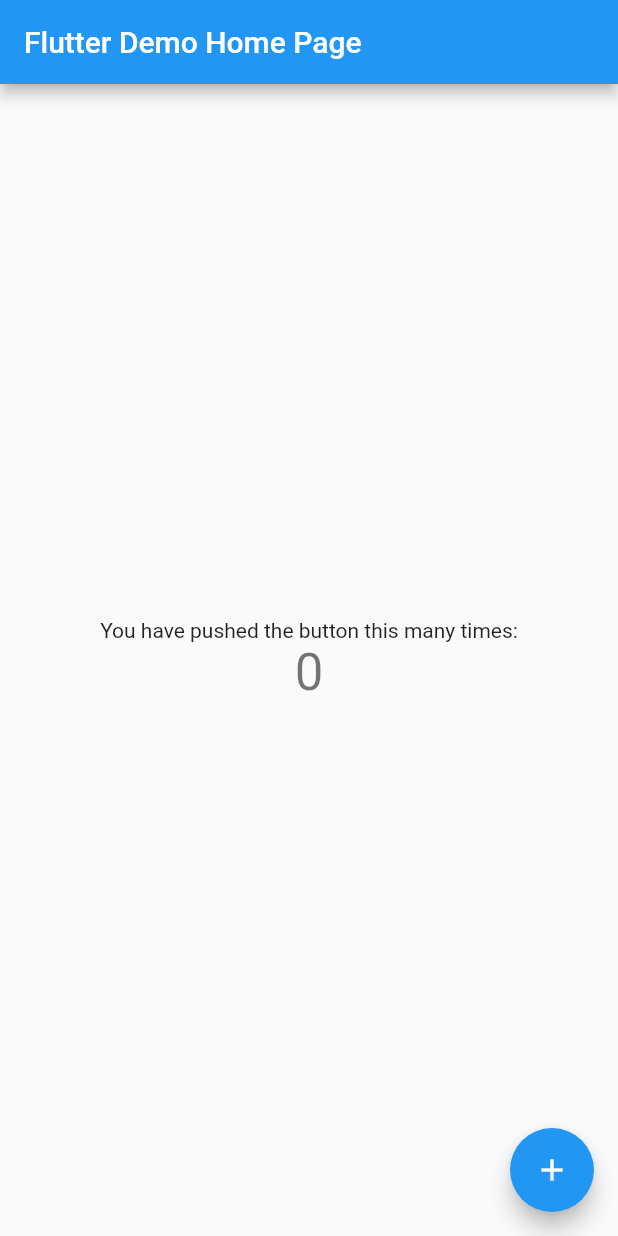
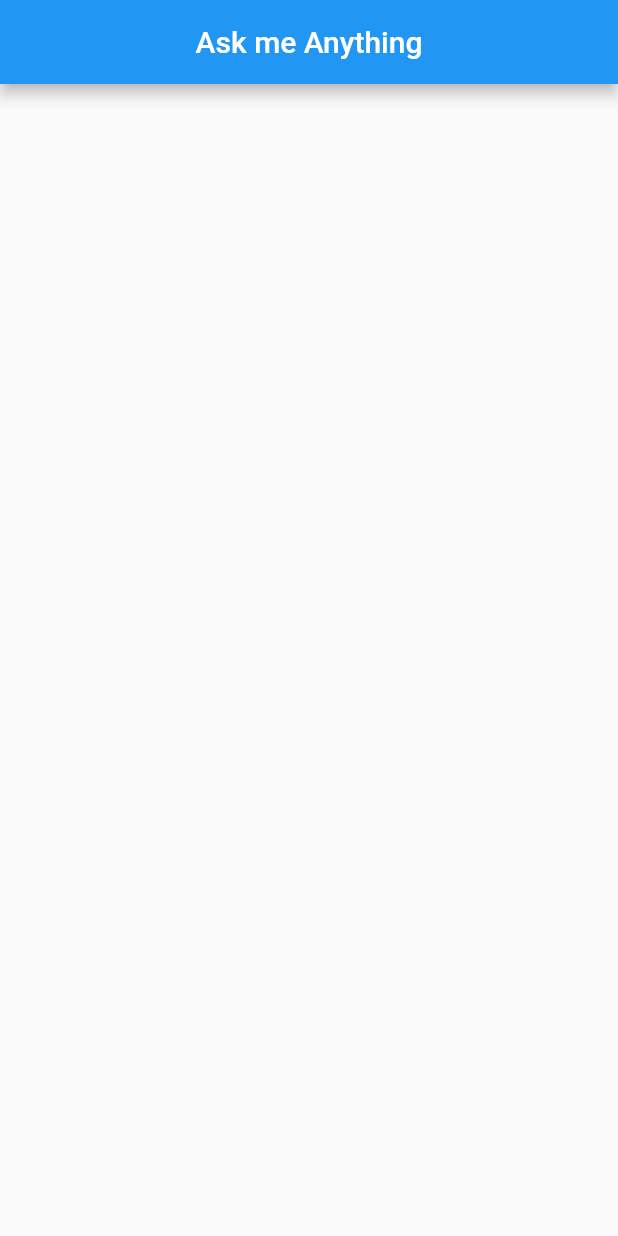
Before and after one commit to vijai-ks/Magic_Balls, a Flutter app: the screen it shows after launch, on a phone screen of 412 x 824 dp. Run offline on Flutter 3.47's test engine with Material 2 defaults, Android fonts, the phone set to English and light mode, and no system bars.

```diff
--- a/lib/main.dart
+++ b/lib/main.dart
@@ -1,113 +1,25 @@
 import 'package:flutter/material.dart';
 
 void main() {
-  runApp(MyApp());
+  runApp(Magic_Balls());
 }
 
-class MyApp extends StatelessWidget {
-  // This widget is the root of your application.
+class Magic_Balls extends StatefulWidget {
+  @override
+  _Magic_BallsState createState() => _Magic_BallsState();
+}
+
+class _Magic_BallsState extends State<Magic_Balls> {
   @override
   Widget build(BuildContext context) {
     return MaterialApp(
-      title: 'Flutter Demo',
-      theme: ThemeData(
-        // This is the theme of your application.
-        //
-        // Try running your application with "flutter run". You'll see the
-        // application has a blue toolbar. Then, without quitting the app, try
-        // changing the primarySwatch below to Colors.green and then invoke
-        // "hot reload" (press "r" in the console where you ran "flutter run",
-        // or simply save your changes to "hot reload" in a Flutter IDE).
-        // Notice that the counter didn't reset back to zero; the application
-        // is not restarted.
-        primarySwatch: Colors.blue,
+      home: Scaffold(
+        appBar: AppBar(
+          title: Center(
+            child: Text('Ask me Anything'),
+          ),
+        ),
       ),
-      home: MyHomePage(title: 'Flutter Demo Home Page'),
     );
   }
 }
-
-class MyHomePage extends StatefulWidget {
-  MyHomePage({Key? key, required this.title}) : super(key: key);
-
-  // This widget is the home page of your application. It is stateful, meaning
-  // that it has a State object (defined below) that contains fields that affect
-  // how it looks.
-
-  // This class is the configuration for the state. It holds the values (in this
-  // case the title) provided by the parent (in this case the App widget) and
-  // used by the build method of the State. Fields in a Widget subclass are
-  // always marked "final".
-
-  final String title;
-
-  @override
-  _MyHomePageState createState() => _MyHomePageState();
-}
-
-class _MyHomePageState extends State<MyHomePage> {
-  int _counter = 0;
-
-  void _incrementCounter() {
-    setState(() {
-      // This call to setState tells the Flutter framework that something has
-      // changed in this State, which causes it to rerun the build method below
-      // so that the display can reflect the updated values. If we changed
-      // _counter without calling setState(), then the build method would not be
-      // called again, and so nothing would appear to happen.
-      _counter++;
-    });
-  }
-
-  @override
-  Widget build(BuildContext context) {
-    // This method is rerun every time setState is called, for instance as done
-    // by the _incrementCounter method above.
-    //
-    // The Flutter framework has been optimized to make rerunning build methods
-    // fast, so that you can just rebuild anything that needs updating rather
-    // than having to individually change instances of widgets.
-    return Scaffold(
-      appBar: AppBar(
-        // Here we take the value from the MyHomePage object that was created by
-        // the App.build method, and use it to set our appbar title.
-        title: Text(widget.title),
-      ),
-      body: Center(
-        // Center is a layout widget. It takes a single child and positions it
-        // in the middle of the parent.
-        child: Column(
-          // Column is also a layout widget. It takes a list of children and
-          // arranges them vertically. By default, it sizes itself to fit its
-          // children horizontally, and tries to be as tall as its parent.
-          //
-          // Invoke "debug painting" (press "p" in the console, choose the
-          // "Toggle Debug Paint" action from the Flutter Inspector in Android
-          // Studio, or the "Toggle Debug Paint" command in Visual Studio Code)
-          // to see the wireframe for each widget.
-          //
-          // Column has various properties to control how it sizes itself and
-          // how it positions its children. Here we use mainAxisAlignment to
-          // center the children vertically; the main axis here is the vertical
-          // axis because Columns are vertical (the cross axis would be
-          // horizontal).
-          mainAxisAlignment: MainAxisAlignment.center,
-          children: <Widget>[
-            Text(
-              'You have pushed the button this many times:',
-            ),
-            Text(
-              '$_counter',
-              style: Theme.of(context).textTheme.headline4,
-            ),
-          ],
-        ),
-      ),
-      floatingActionButton: FloatingActionButton(
-        onPressed: _incrementCounter,
-        tooltip: 'Increment',
-        child: Icon(Icons.add),
-      ), // This trailing comma makes auto-formatting nicer for build methods.
-    );
-  }
-}
--- a/pubspec.yaml
+++ b/pubspec.yaml
@@ -46,7 +46,7 @@ flutter:
 
   # To add assets to your application, add an assets section, like this:
   assets:
-    - images/a_dot_burr.jpeg
+    - images/
   #   - images/a_dot_ham.jpeg
 
   # An image asset can refer to one or more resolution-specific "variants", see
```
